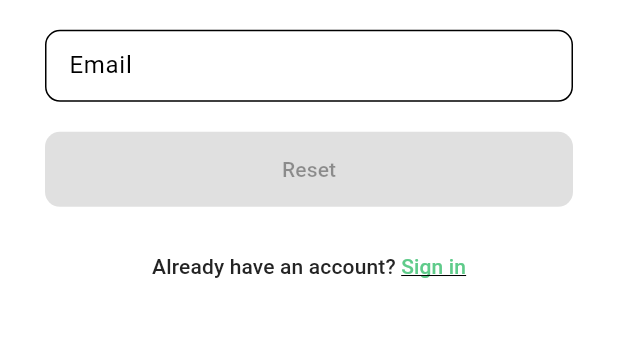
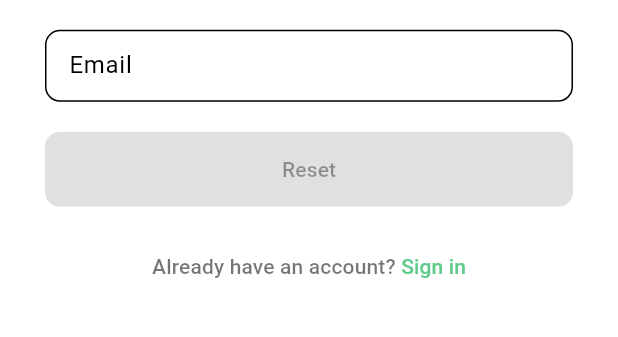
Before and after one commit to nicholas-stancio-saka/shop_it, a Flutter app: the screen it shows after launch, after a tap on "Forgot Password?", on a phone screen of 412 x 824 dp, the part 222-559 px from its top. Run offline on Flutter 3.47's test engine with Material 3 defaults, Android fonts, the phone set to English and light mode, and no system bars; our stand-ins replace dio, firebase_core, firebase_crashlytics, flutter_easyloading, get, get_storage; accounts and stored records are empty; network calls fail.

Commit message:
Fix few UI issues

```diff
--- a/lib/features/auth/presentation/widgets/auth_widgets.dart
+++ b/lib/features/auth/presentation/widgets/auth_widgets.dart
@@ -163,6 +163,7 @@ class AuthWidgets {
             fontWeight: FontWeight.w500,
             fontSize: 14.0,
             letterSpacing: 0.1,
+            color: Colors.black54,
           ),
         ),
         GestureDetector(
@@ -177,7 +178,6 @@ class AuthWidgets {
               fontWeight: FontWeight.w500,
               fontSize: 14.0,
               letterSpacing: 0.1,
-              decoration: TextDecoration.underline,
               color: AppTheme.primary,
             ),
           ),
```
Also changed, not shown: lib/features/auth/presentation/views/login.dart (+2 -13 lines), lib/features/auth/presentation/views/register.dart (+4 -7 lines).
